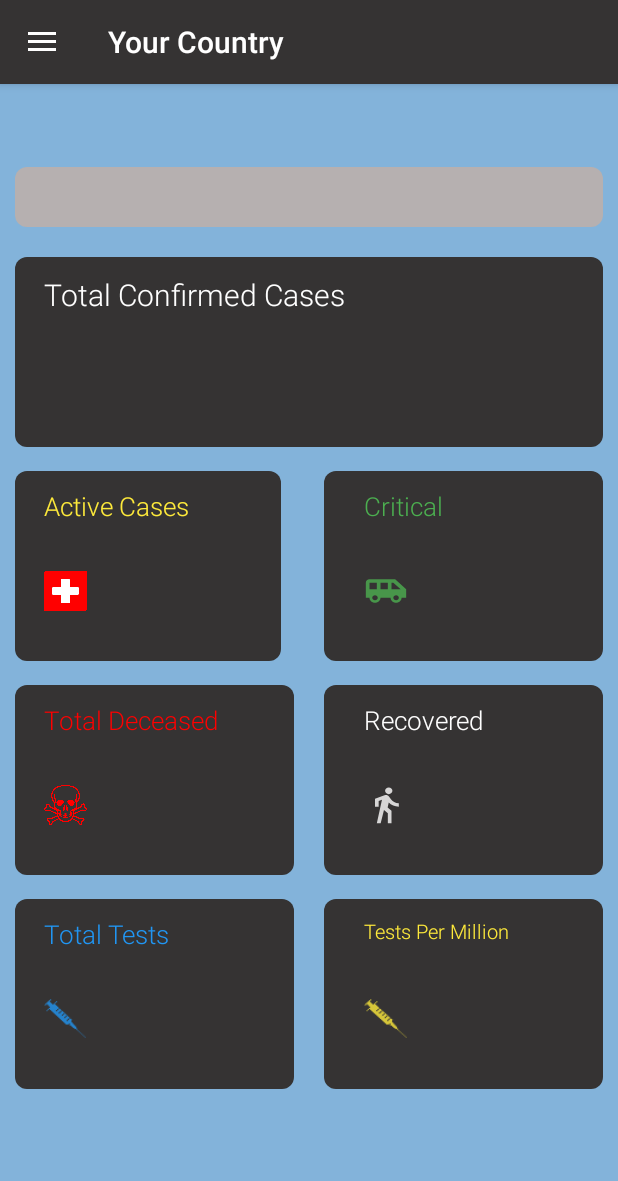
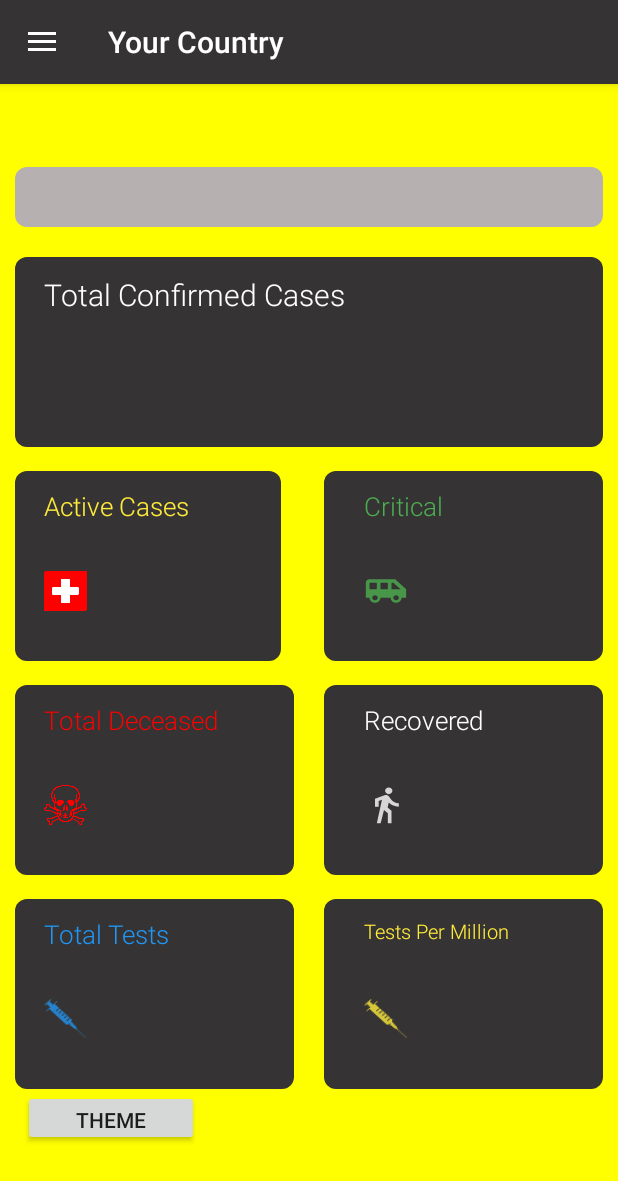
Before and after one commit to TsidAznar/WAPCENG319, an Android app: the MainActivity screen opened directly, with no data from a screen before it, in the side drawer, after a tap on "Your Country", on a phone screen of 412 x 824 dp. Shown: the top 1181 px of the screen. Run offline under Robolectric (Android 15) with nearby library versions, the phone set to English and light mode, and no system bars; our stand-ins replace Picasso, Room's generated code, navigation-ui; pictures from the network do not load; Roboto replaces fonts that are not available here.

Commit message:
theme implemented

```diff
--- a/COVIDTRACKER/COVIDTRACKER/src/main/java/com/covidtracker/MainActivity.java
+++ b/COVIDTRACKER/COVIDTRACKER/src/main/java/com/covidtracker/MainActivity.java
@@ -2,10 +2,12 @@ package com.covidtracker;
 
 import android.app.Activity;
 import android.content.DialogInterface;
+import android.graphics.Color;
 import android.os.Bundle;
 import android.view.Menu;
 import android.view.View;
 import android.view.inputmethod.InputMethodManager;
+import android.widget.Button;
 import android.widget.Toast;
 
 import androidx.appcompat.app.AlertDialog;
@@ -19,6 +21,10 @@ import androidx.navigation.ui.NavigationUI;
 
 import com.google.android.material.navigation.NavigationView;
 
+import java.util.Random;
+
+import static com.covidtracker.ui.yourworld.YourworldFragment.hideKeyboardFrom;
+
 public class MainActivity extends AppCompatActivity {
     private static int SPLASH_SCREEN_TIME_OUT=2000;
     private AppBarConfiguration mAppBarConfiguration;
@@ -26,6 +32,9 @@ public class MainActivity extends AppCompatActivity {
     @Override
     protected void onCreate(Bundle savedInstanceState) {
         super.onCreate(savedInstanceState);
+        View screenView;
+        Button clickMe;
+        int[] color;
         setContentView(R.layout.activity_main);
         Toolbar toolbar = findViewById(R.id.toolbar);
         setSupportActionBar(toolbar);
@@ -42,6 +51,22 @@ public class MainActivity extends AppCompatActivity {
         NavigationUI.setupWithNavController(navigationView, navController);
 
         Toast.makeText(getApplicationContext(), "Data Imported Successfully", Toast.LENGTH_SHORT).show();
+
+        color = new int[] {Color.RED, Color.BLUE, Color.GRAY, Color.GREEN, Color.YELLOW, Color.CYAN};
+        screenView =  findViewById(R.id.maintheme);
+        clickMe = (Button) findViewById(R.id.button);
+
+        clickMe.setOnClickListener(new View.OnClickListener() {
+            @Override
+            public void onClick(View view) {
+                int aryLength = color.length;
+
+                Random random = new Random();
+                int rNum = random.nextInt(aryLength);
+
+                screenView.setBackgroundColor(color[rNum]);
+            }
+        });
     }
     public static void hideKeyboardFrom(Activity activity) {
         InputMethodManager imm = (InputMethodManager) activity.getSystemService(Activity.INPUT_METHOD_SERVICE);
--- a/COVIDTRACKER/COVIDTRACKER/src/main/res/layout/content_main.xml
+++ b/COVIDTRACKER/COVIDTRACKER/src/main/res/layout/content_main.xml
@@ -5,6 +5,7 @@
     android:layout_width="match_parent"
     android:layout_height="match_parent"
     android:background="#83B3DA"
+    android:id="@+id/maintheme"
     app:layout_behavior="@string/appbar_scrolling_view_behavior"
     tools:showIn="@layout/app_bar_main">
 
@@ -15,8 +16,21 @@
         android:layout_height="match_parent"
 
         app:defaultNavHost="true"
+        app:layout_constraintHorizontal_bias="0.0"
         app:layout_constraintLeft_toLeftOf="parent"
         app:layout_constraintRight_toRightOf="parent"
         app:layout_constraintTop_toTopOf="parent"
         app:navGraph="@navigation/mobile_navigation" />
+
+    <Button
+        android:id="@+id/button"
+        android:layout_width="117dp"
+        android:layout_height="37dp"
+        android:layout_marginBottom="60dp"
+        android:text="Theme"
+        app:layout_constraintBottom_toBottomOf="@+id/nav_host_fragment"
+        app:layout_constraintEnd_toEndOf="parent"
+        app:layout_constraintHorizontal_bias="0.051"
+        app:layout_constraintStart_toStartOf="parent"
+        tools:ignore="MissingConstraints" />
 </androidx.constraintlayout.widget.ConstraintLayout>
```
